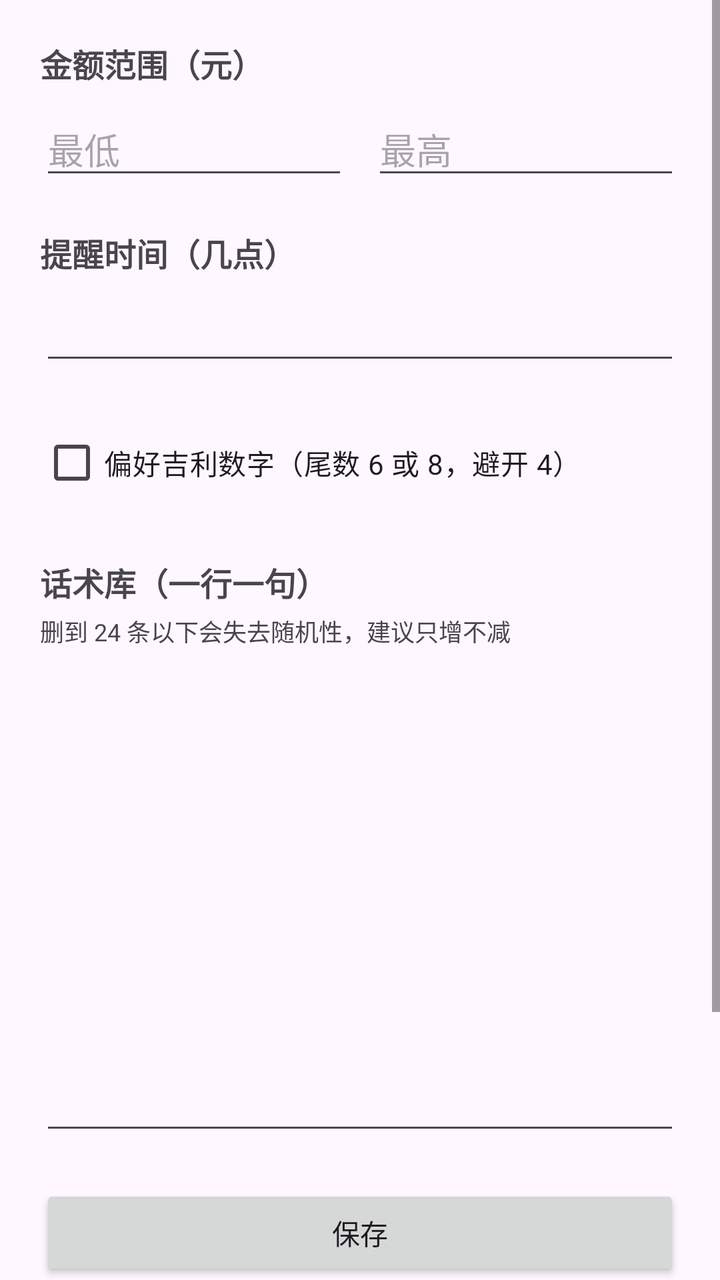
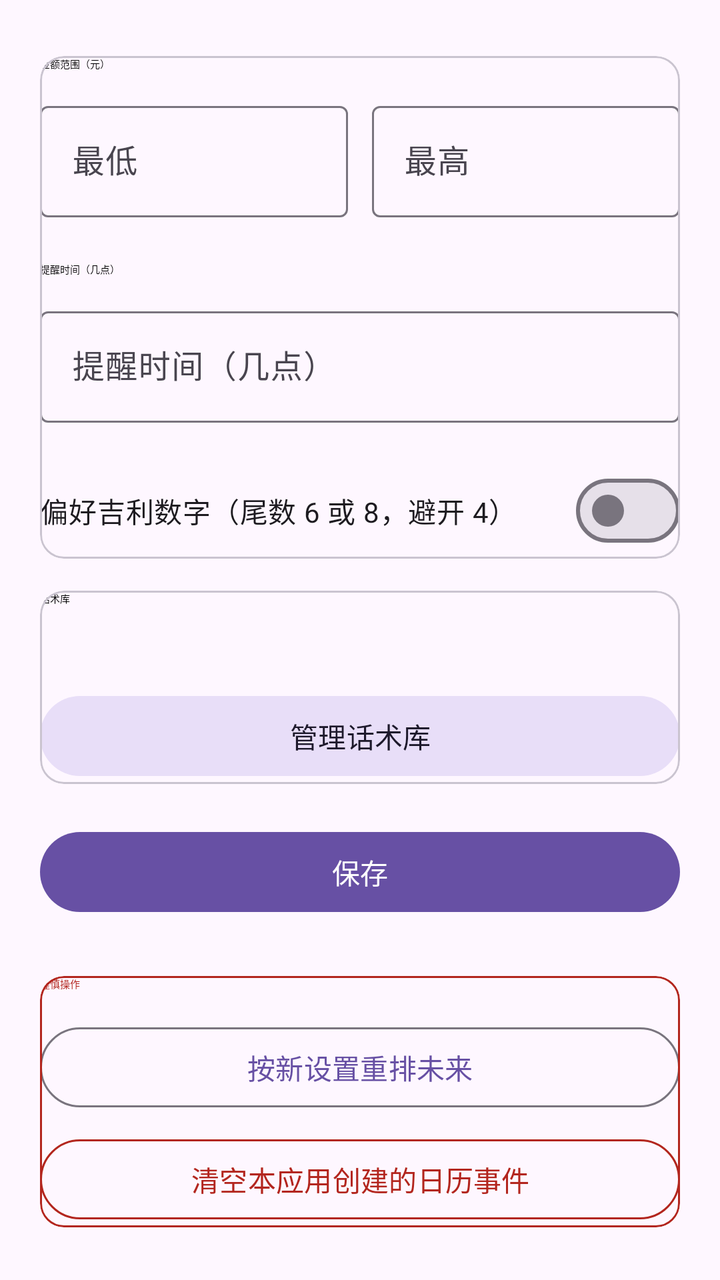

An Android layout rendered at two revisions. The XML below is the earlier revision; the diff shows what the commit changed to produce the second picture.
<!-- AndroidManifest.xml: application theme Theme.WeeklySurprise -->
<!-- res/layout/activity_settings.xml -->
<?xml version="1.0" encoding="utf-8"?>
<ScrollView xmlns:android="http://schemas.android.com/apk/res/android"
    android:layout_width="match_parent"
    android:layout_height="match_parent"
    android:fillViewport="true">

    <LinearLayout
        android:layout_width="match_parent"
        android:layout_height="wrap_content"
        android:orientation="vertical"
        android:padding="20dp">

        <TextView
            android:layout_width="wrap_content"
            android:layout_height="wrap_content"
            android:text="@string/amount_range"
            android:textSize="16sp"
            android:textStyle="bold" />

        <LinearLayout
            android:layout_width="match_parent"
            android:layout_height="wrap_content"
            android:layout_marginTop="8dp"
            android:orientation="horizontal">

            <EditText
                android:id="@+id/minAmountInput"
                android:layout_width="0dp"
                android:layout_height="wrap_content"
                android:layout_weight="1"
                android:autofillHints=""
                android:hint="@string/min_amount"
                android:inputType="number" />

            <EditText
                android:id="@+id/maxAmountInput"
                android:layout_width="0dp"
                android:layout_height="wrap_content"
                android:layout_marginStart="12dp"
                android:layout_weight="1"
                android:autofillHints=""
                android:hint="@string/max_amount"
                android:inputType="number" />
        </LinearLayout>

        <TextView
            android:layout_width="wrap_content"
            android:layout_height="wrap_content"
            android:layout_marginTop="20dp"
            android:text="@string/reminder_hour"
            android:textSize="16sp"
            android:textStyle="bold" />

        <EditText
            android:id="@+id/hourInput"
            android:layout_width="match_parent"
            android:layout_height="wrap_content"
            android:layout_marginTop="8dp"
            android:autofillHints=""
            android:inputType="number" />

        <CheckBox
            android:id="@+id/luckyCheck"
            android:layout_width="match_parent"
            android:layout_height="wrap_content"
            android:layout_marginTop="20dp"
            android:text="@string/lucky_digits" />

        <TextView
            android:layout_width="wrap_content"
            android:layout_height="wrap_content"
            android:layout_marginTop="24dp"
            android:text="@string/phrases_title"
            android:textSize="16sp"
            android:textStyle="bold" />

        <TextView
            android:layout_width="match_parent"
            android:layout_height="wrap_content"
            android:layout_marginTop="4dp"
            android:text="@string/phrases_hint"
            android:textSize="12sp" />

        <EditText
            android:id="@+id/phrasesInput"
            android:layout_width="match_parent"
            android:layout_height="240dp"
            android:layout_marginTop="8dp"
            android:autofillHints=""
            android:gravity="top"
            android:inputType="textMultiLine"
            android:scrollbars="vertical"
            android:textSize="14sp" />

        <Button
            android:id="@+id/saveButton"
            android:layout_width="match_parent"
            android:layout_height="wrap_content"
            android:layout_marginTop="20dp"
            android:text="@string/save" />

        <View
            android:layout_width="match_parent"
            android:layout_height="1dp"
            android:layout_marginTop="28dp"
            android:background="?android:attr/listDivider" />

        <Button
            android:id="@+id/rebuildButton"
            android:layout_width="match_parent"
            android:layout_height="wrap_content"
            android:layout_marginTop="16dp"
            android:text="@string/rebuild_plan" />

        <Button
            android:id="@+id/clearButton"
            android:layout_width="match_parent"
            android:layout_height="wrap_content"
            android:layout_marginTop="8dp"
            android:text="@string/clear_events" />

    </LinearLayout>
</ScrollView>
<!-- resources referenced by this layout -->
<resources>
  <string name="amount_range">金额范围（元）</string>
  <string name="clear_events">清空本应用创建的日历事件</string>
  <string name="lucky_digits">偏好吉利数字（尾数 6 或 8，避开 4）</string>
  <string name="max_amount">最高</string>
  <string name="min_amount">最低</string>
  <string name="phrases_hint">删到 24 条以下会失去随机性，建议只增不减</string>
  <string name="phrases_title">话术库（一行一句）</string>
  <string name="rebuild_plan">按新设置重排未来</string>
  <string name="reminder_hour">提醒时间（几点）</string>
  <string name="save">保存</string>
  <style name="Theme.WeeklySurprise" parent="Theme.Material3.DayNight.NoActionBar">
          <item name="android:statusBarColor" tools:targetApi="l">?attr/colorSurface</item>
      </style>
</resources>

<!-- the commit's change to res/layout/activity_settings.xml (unified diff, before → after) -->
@@ -1,123 +1,188 @@
 <?xml version="1.0" encoding="utf-8"?>
 <ScrollView xmlns:android="http://schemas.android.com/apk/res/android"
+    xmlns:app="http://schemas.android.com/apk/res-auto"
     android:layout_width="match_parent"
     android:layout_height="match_parent"
-    android:fillViewport="true">
+    android:background="?android:attr/colorBackground"
+    android:fillViewport="true"
+    android:scrollbars="none">
 
     <LinearLayout
         android:layout_width="match_parent"
         android:layout_height="wrap_content"
         android:orientation="vertical"
-        android:padding="20dp">
+        android:paddingStart="20dp"
+        android:paddingTop="28dp"
+        android:paddingEnd="20dp"
+        android:paddingBottom="32dp">
 
-        <TextView
-            android:layout_width="wrap_content"
-            android:layout_height="wrap_content"
-            android:text="@string/amount_range"
-            android:textSize="16sp"
-            android:textStyle="bold" />
+        
+        <com.google.android.material.card.MaterialCardView
+            style="@style/Card.Outlined"
+            android:layout_width="match_parent"
+            android:layout_height="wrap_content">
 
-        <LinearLayout
+            <LinearLayout
+                android:layout_width="match_parent"
+                android:layout_height="wrap_content"
+                android:orientation="vertical">
+
+                <TextView
+                    android:layout_width="wrap_content"
+                    android:layout_height="wrap_content"
+                    android:text="@string/amount_range"
+                    android:textAppearance="@style/Text.Label" />
+
+                <LinearLayout
+                    android:layout_width="match_parent"
+                    android:layout_height="wrap_content"
+                    android:layout_marginTop="12dp"
+                    android:orientation="horizontal">
+
+                    <com.google.android.material.textfield.TextInputLayout
+                        style="@style/Widget.Material3.TextInputLayout.OutlinedBox"
+                        android:layout_width="0dp"
+                        android:layout_height="wrap_content"
+                        android:layout_weight="1"
+                        android:hint="@string/min_amount">
+
+                        <com.google.android.material.textfield.TextInputEditText
+                            android:id="@+id/minAmountInput"
+                            android:layout_width="match_parent"
+                            android:layout_height="wrap_content"
+                            android:inputType="number" />
+                    </com.google.android.material.textfield.TextInputLayout>
+
+                    <com.google.android.material.textfield.TextInputLayout
+                        style="@style/Widget.Material3.TextInputLayout.OutlinedBox"
+                        android:layout_width="0dp"
+                        android:layout_height="wrap_content"
+                        android:layout_marginStart="12dp"
+                        android:layout_weight="1"
+                        android:hint="@string/max_amount">
+
+                        <com.google.android.material.textfield.TextInputEditText
+                            android:id="@+id/maxAmountInput"
+                            android:layout_width="match_parent"
+                            android:layout_height="wrap_content"
+                            android:inputType="number" />
+                    </com.google.android.material.textfield.TextInputLayout>
+                </LinearLayout>
+
+                <TextView
+                    android:layout_width="wrap_content"
+                    android:layout_height="wrap_content"
+                    android:layout_marginTop="22dp"
+                    android:text="@string/reminder_hour"
+                    android:textAppearance="@style/Text.Label" />
+
+                <com.google.android.material.textfield.TextInputLayout
+                    style="@style/Widget.Material3.TextInputLayout.OutlinedBox"
+                    android:layout_width="match_parent"
+                    android:layout_height="wrap_content"
+                    android:layout_marginTop="12dp"
+                    android:hint="@string/reminder_hour">
+
+                    <com.google.android.material.textfield.TextInputEditText
+                        android:id="@+id/hourInput"
+                        android:layout_width="match_parent"
+                        android:layout_height="wrap_content"
+                        android:inputType="number" />
+                </com.google.android.material.textfield.TextInputLayout>
+
+                <com.google.android.material.materialswitch.MaterialSwitch
+                    android:id="@+id/luckyCheck"
+                    android:layout_width="match_parent"
+                    android:layout_height="wrap_content"
+                    android:layout_marginTop="20dp"
+                    android:text="@string/lucky_digits"
+                    android:textAppearance="@style/TextAppearance.Material3.BodyMedium"
+                    android:textColor="?attr/colorOnSurface" />
+            </LinearLayout>
+        </com.google.android.material.card.MaterialCardView>
+
+        
+        <com.google.android.material.card.MaterialCardView
+            style="@style/Card.Outlined"
             android:layout_width="match_parent"
             android:layout_height="wrap_content"
-            android:layout_marginTop="8dp"
-            android:orientation="horizontal">
+            android:layout_marginTop="16dp">
 
-            <EditText
-                android:id="@+id/minAmountInput"
-                android:layout_width="0dp"
+            <LinearLayout
+                android:layout_width="match_parent"
                 android:layout_height="wrap_content"
-                android:layout_weight="1"
-                android:autofillHints=""
-                android:hint="@string/min_amount"
-                android:inputType="number" />
+                android:orientation="vertical">
 
-            <EditText
-                android:id="@+id/maxAmountInput"
-                android:layout_width="0dp"
-                android:layout_height="wrap_content"
-                android:layout_marginStart="12dp"
-                android:layout_weight="1"
-                android:autofillHints=""
-                android:hint="@string/max_amount"
-                android:inputType="number" />
-        </LinearLayout>
+                <TextView
+                    android:layout_width="wrap_content"
+                    android:layout_height="wrap_content"
+                    android:text="@string/phrases_title_short"
+                    android:textAppearance="@style/Text.Label" />
 
-        <TextView
-            android:layout_width="wrap_content"
-            android:layout_height="wrap_content"
-            android:layout_marginTop="20dp"
-            android:text="@string/reminder_hour"
-            android:textSize="16sp"
-            android:textStyle="bold" />
+                <TextView
+                    android:id="@+id/phrasesSummary"
+                    android:layout_width="match_parent"
+                    android:layout_height="wrap_content"
+                    android:layout_marginTop="8dp"
+                    android:textAppearance="@style/TextAppearance.Material3.BodyMedium"
+                    android:textColor="?attr/colorOnSurfaceVariant" />
 
-        <EditText
-            android:id="@+id/hourInput"
-            android:layout_width="match_parent"
-            android:layout_height="wrap_content"
-            android:layout_marginTop="8dp"
-            android:autofillHints=""
-            android:inputType="number" />
+                <com.google.android.material.button.MaterialButton
+                    android:id="@+id/phrasesButton"
+                    style="@style/Widget.Material3.Button.TonalButton"
+                    android:layout_width="match_parent"
+                    android:layout_height="wrap_content"
+                    android:layout_marginTop="14dp"
+                    android:text="@string/phrases_entry" />
+            </LinearLayout>
+        </com.google.android.material.card.MaterialCardView>
 
-        <CheckBox
-            android:id="@+id/luckyCheck"
-            android:layout_width="match_parent"
-            android:layout_height="wrap_content"
-            android:layout_marginTop="20dp"
-            android:text="@string/lucky_digits" />
-
-        <TextView
-            android:layout_width="wrap_content"
-            android:layout_height="wrap_content"
-            android:layout_marginTop="24dp"
-            android:text="@string/phrases_title"
-            android:textSize="16sp"
-            android:textStyle="bold" />
-
-        <TextView
-            android:layout_width="match_parent"
-            android:layout_height="wrap_content"
-            android:layout_marginTop="4dp"
-            android:text="@string/phrases_hint"
-            android:textSize="12sp" />
-
-        <EditText
-            android:id="@+id/phrasesInput"
-            android:layout_width="match_parent"
-            android:layout_height="240dp"
-            android:layout_marginTop="8dp"
-            android:autofillHints=""
-            android:gravity="top"
-            android:inputType="textMultiLine"
-            android:scrollbars="vertical"
-            android:textSize="14sp" />
-
-        <Button
+        <com.google.android.material.button.MaterialButton
             android:id="@+id/saveButton"
             android:layout_width="match_parent"
             android:layout_height="wrap_content"
             android:layout_marginTop="20dp"
             android:text="@string/save" />
 
-        <View
-            android:layout_width="match_parent"
-            android:layout_height="1dp"
-            android:layout_marginTop="28dp"
-            android:background="?android:attr/listDivider" />
-
-        <Button
-            android:id="@+id/rebuildButton"
+        
+        <com.google.android.material.card.MaterialCardView
+            style="@style/Card.Outlined"
             android:layout_width="match_parent"
             android:layout_height="wrap_content"
-            android:layout_marginTop="16dp"
-            android:text="@string/rebuild_plan" />
+            android:layout_marginTop="28dp"
+            app:strokeColor="?attr/colorError">
 
-        <Button
-            android:id="@+id/clearButton"
-            android:layout_width="match_parent"
-            android:layout_height="wrap_content"
-            android:layout_marginTop="8dp"
-            android:text="@string/clear_events" />
+            <LinearLayout
+                android:layout_width="match_parent"
+                android:layout_height="wrap_content"
+                android:orientation="vertical">
+
+                <TextView
+                    android:layout_width="wrap_content"
+                    android:layout_height="wrap_content"
+                    android:text="@string/danger_zone"
+                    android:textAppearance="@style/Text.Label"
+                    android:textColor="?attr/colorError" />
+
+                <com.google.android.material.button.MaterialButton
+                    android:id="@+id/rebuildButton"
+                    style="@style/Widget.Material3.Button.OutlinedButton"
+                    android:layout_width="match_parent"
+                    android:layout_height="wrap_content"
+                    android:layout_marginTop="14dp"
+                    android:text="@string/rebuild_plan" />
+
+                <com.google.android.material.button.MaterialButton
+                    android:id="@+id/clearButton"
+                    style="@style/Widget.Material3.Button.OutlinedButton"
+                    android:layout_width="match_parent"
+                    android:layout_height="wrap_content"
+                    android:layout_marginTop="8dp"
+                    android:text="@string/clear_events"
+                    app:strokeColor="?attr/colorError"
+                    android:textColor="?attr/colorError" />
+            </LinearLayout>
+        </com.google.android.material.card.MaterialCardView>
 
     </LinearLayout>
 </ScrollView>
<!-- resource entries referenced after the edit -->
@@ -2,11 +2,12 @@
 <resources>
   <string name="amount_range">金额范围（元）</string>
   <string name="clear_events">清空本应用创建的日历事件</string>
+  <string name="danger_zone">谨慎操作</string>
   <string name="lucky_digits">偏好吉利数字（尾数 6 或 8，避开 4）</string>
   <string name="max_amount">最高</string>
   <string name="min_amount">最低</string>
-  <string name="phrases_hint">删到 24 条以下会失去随机性，建议只增不减</string>
-  <string name="phrases_title">话术库（一行一句）</string>
+  <string name="phrases_entry">管理话术库</string>
+  <string name="phrases_title_short">话术库</string>
   <string name="rebuild_plan">按新设置重排未来</string>
   <string name="reminder_hour">提醒时间（几点）</string>
   <string name="save">保存</string>
